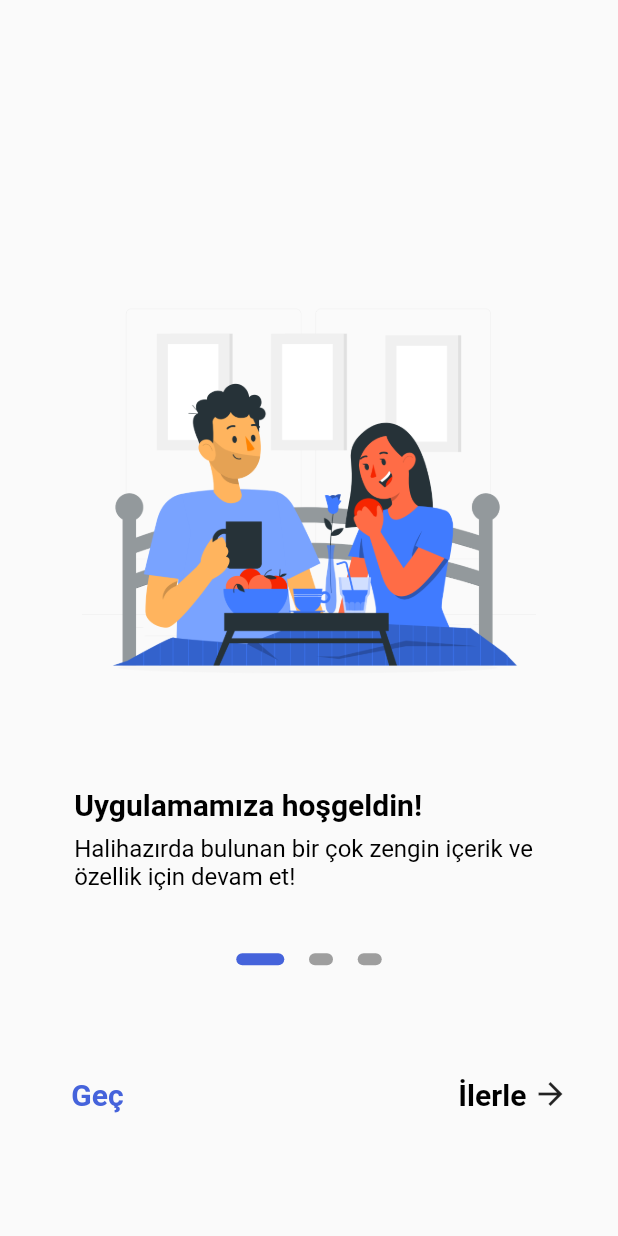
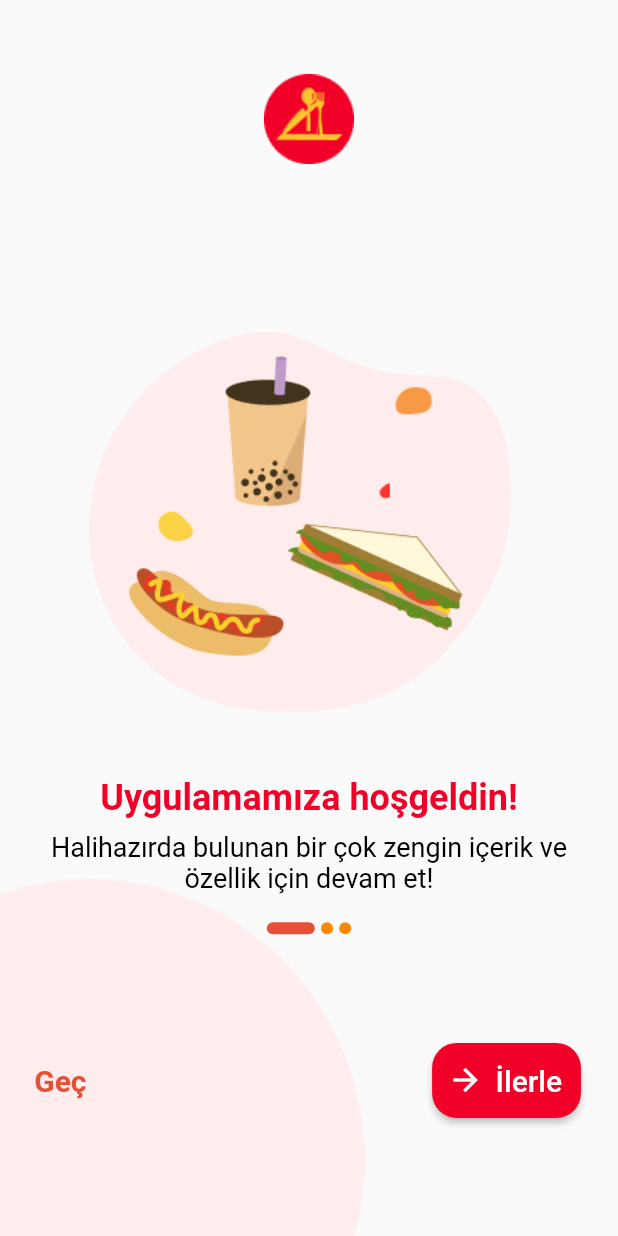
Before and after one commit to akaanuzman/digital_order_system, a Flutter app: the screen it shows after launch, on a phone screen of 412 x 824 dp. Run offline on Flutter 3.47's test engine with Material 2 defaults, Android fonts, the light colour scheme and no system bars; our stand-ins replace animate_do, get_storage, shimmer_animation; generated files the repository leaves out were written again.

Commit message:
onboard page was complated

```diff
--- a/lib/core/extensions/ui_extensions.dart
+++ b/lib/core/extensions/ui_extensions.dart
@@ -19,21 +19,21 @@ extension MediaQueryExtension on BuildContext {
   double get width => mediaQuery.size.width;
   double get maxFinite=> double.maxFinite;
   // Dynamic values
-  double get val1x => height * 0.01;
-  double get val2x => height * 0.02;
-  double get val3x => height * 0.03;
-  double get val4x => height * 0.04;
-  double get val5x => height * 0.05;
-  double get val6x => height * 0.06;
-  double get val7x => height * 0.07;
-  double get val8x => height * 0.08;
-  double get val9x => height * 0.09;
-  double get val10x => height * 0.1;
-  double get val11x => height * 0.11;
-  double get val12x => height * 0.12;
-  double get val13x => height * 0.13;
-  double get val14x => height * 0.14;
-  double get val15x => height * 0.15;
+  double get val1x => width * 0.01;
+  double get val2x => width * 0.02;
+  double get val3x => width * 0.03;
+  double get val4x => width * 0.04;
+  double get val5x => width * 0.05;
+  double get val6x => width * 0.06;
+  double get val7x => width * 0.07;
+  double get val8x => width * 0.08;
+  double get val9x => width * 0.09;
+  double get val10x => width * 0.1;
+  double get val11x => width * 0.11;
+  double get val12x => width * 0.12;
+  double get val13x => width * 0.13;
+  double get val14x => width * 0.14;
+  double get val15x => width * 0.15;
 
   // Dynamic height and weight generator
   double dynamicWidth(double val) => width * val;
--- a/lib/core/theme/color/my_colors.dart
+++ b/lib/core/theme/color/my_colors.dart
@@ -21,6 +21,9 @@ class MyColors with BaseSingleton {
   Color get primaryBoxShadowColor => const Color(0x1a208dfe);
   Color get royalBlue => const Color(0xff4563DB);
   Color get gray => const Color(0xffd3d3d3);
+  Color get mainColor => const Color(0xffF10027);
+  Color get selectedIndicatorColor => const Color(0xffE65037);
+  Color get disableIndicatorColor => const Color(0xffFD8700);
   MaterialColor get randomColor => Colors.primaries[Random().nextInt(17)];
 
   /// Flutter Colors [You can use all flutter colors basicly].
--- a/lib/core/theme/text/my_texts.dart
+++ b/lib/core/theme/text/my_texts.dart
@@ -71,7 +71,7 @@ class MyTexts {
         titleMedium: TextStyle(
           color: _textColor,
           fontSize: 24,
-          fontWeight: FontWeight.w500,
+          fontWeight: FontWeight.w700,
           fontFamily: _fontFamily,
         ),
         titleSmall: TextStyle(
@@ -113,7 +113,7 @@ class MyTexts {
         ),
         bodySmall: TextStyle(
           color: _textColor,
-          fontSize: 16,
+          fontSize: 18,
           fontWeight: FontWeight.w400,
           fontFamily: _fontFamily,
         ),
--- a/lib/features/auth/onboard/view/onboard_view.dart
+++ b/lib/features/auth/onboard/view/onboard_view.dart
@@ -6,14 +6,27 @@ import 'package:digital_order_system/_export_ui.dart';
 class OnboardView extends StatelessWidget with BaseSingleton {
   final pv = Provider.of<OnboardViewModel>(
     NavigationService.navigatorKey.currentContext!,
-      listen: false);
+    listen: false,
+  );
   final BuildContext context = NavigationService.navigatorKey.currentContext!;
   OnboardView({super.key});
 
   @override
   Widget build(BuildContext context) {
     return Scaffold(
-      body: pages(pv),
+      body: Stack(
+        children: [
+          background,
+          pages(pv),
+        ],
+      ),
+    );
+  }
+
+  Positioned get background {
+    return Positioned(
+      bottom: -70,
+      child: Image.asset("background".toPng),
     );
   }
 
@@ -36,21 +49,27 @@ class OnboardView extends StatelessWidget with BaseSingleton {
         child: Column(
           mainAxisAlignment: MainAxisAlignment.center,
           children: [
+            context.emptySizedHeightBox5x,
+            Image.asset("logo".toPng),
+            context.emptySizedHeightBox2x,
             const Spacer(),
             image(page),
             context.emptySizedHeightBox2x,
             titleAndSubtitleSection(page),
             indicators,
-            Expanded(child: buttons)
+            Expanded(
+              flex: 2,
+              child: buttons,
+            )
           ],
         ),
       ),
     );
   }
 
-  AspectRatio image(OnboardModel page) {
+  Widget image(OnboardModel page) {
     return AspectRatio(
-      aspectRatio: 1.25,
+      aspectRatio: 1.5,
       child: Image.asset(
         page.imageUrl,
       ),
@@ -61,7 +80,7 @@ class OnboardView extends StatelessWidget with BaseSingleton {
     return Padding(
       padding: context.padding4x,
       child: Column(
-        crossAxisAlignment: CrossAxisAlignment.start,
+        crossAxisAlignment: CrossAxisAlignment.center,
         children: [
           title(page),
           context.emptySizedHeightBox1x,
@@ -74,14 +93,19 @@ class OnboardView extends StatelessWidget with BaseSingleton {
   Text title(OnboardModel page) {
     return Text(
       page.title,
-      style:
-          context.textTheme.bodyMedium!.copyWith(fontWeight: FontWeight.w700),
-      textAlign: TextAlign.start,
+      style: context.textTheme.titleMedium!.copyWith(
+        fontWeight: FontWeight.w700,
+        color: colors.mainColor,
+      ),
+      textAlign: TextAlign.center,
     );
   }
 
-  Text subtitle(OnboardModel page) =>
-      Text(page.subtitle, style: context.textTheme.bodySmall);
+  Text subtitle(OnboardModel page) => Text(
+        page.subtitle,
+        style: context.textTheme.bodySmall,
+        textAlign: TextAlign.center,
+      );
 
   Row get indicators {
     return Row(
@@ -98,12 +122,14 @@ class OnboardView extends StatelessWidget with BaseSingleton {
   Widget indicatorItem(int index) {
     return Consumer<OnboardViewModel>(
       builder: (context, pv, _) {
-        Color containerColor = pv.pageIndex == index ? colors.royalBlue : colors.grey;
+        Color containerColor = pv.pageIndex == index
+            ? colors.selectedIndicatorColor
+            : colors.disableIndicatorColor;
         double height = 8.0;
-        double width = pv.pageIndex == index ? 32.0 : 16.0;
+        double width = pv.pageIndex == index ? 32.0 : 8.0;
         return AnimatedContainer(
           duration: context.durationLow2x,
-          margin: context.padding1x,
+          margin: context.padding1x / 2,
           decoration: BoxDecoration(
             color: containerColor,
             borderRadius: context.borderRadius1x,
@@ -120,15 +146,12 @@ class OnboardView extends StatelessWidget with BaseSingleton {
       builder: (context, pv, _) {
         Widget isVisibleSkipBtn =
             pv.pageIndex < 2 ? skipBtn(pv) : const SizedBox();
-        return Padding(
-          padding: context.padding2x,
-          child: Row(
+        return Row(
           mainAxisAlignment: MainAxisAlignment.spaceBetween,
           children: [
             isVisibleSkipBtn,
             nextOrLetsStartBtn(pv.pageIndex, pv),
           ],
-          ),
         );
       },
     );
@@ -141,28 +164,41 @@ class OnboardView extends StatelessWidget with BaseSingleton {
         "Geç",
         style: context.textTheme.bodyMedium!.copyWith(
           fontWeight: FontWeight.w700,
-          color: colors.royalBlue,
+          color: colors.selectedIndicatorColor,
         ),
       ),
     );
   }
 
-  InkWell nextOrLetsStartBtn(int pageIndex, OnboardViewModel pv) {
-    return InkWell(
-      onTap: () => pv.nextPage,
-      child: Row(
-        mainAxisAlignment: MainAxisAlignment.center,
-        mainAxisSize: MainAxisSize.min,
-        children: [
-          Text(
-            pageIndex < 2 ? "İlerle" : "Hadi Başla!",
-            style: context.textTheme.bodyMedium!
-                .copyWith(fontWeight: FontWeight.w700),
-          ),
-          context.emptySizedWidthBox1x,
-          const Icon(Icons.arrow_forward_outlined),
-        ],
+  Widget nextOrLetsStartBtn(int pageIndex, OnboardViewModel pv) {
+    return Container(
+      margin: context.paddingHorizontal4x,
+      height: 50,
+      child: ElevatedButton.icon(
+        onPressed: () {},
+        label: Text(pageIndex < 2 ? "İlerle" : "Hadi Başla!"),
+        icon: const Icon(Icons.arrow_forward_outlined),
+        style: ElevatedButton.styleFrom(
+            backgroundColor: colors.mainColor,
+            shape:
+                RoundedRectangleBorder(borderRadius: context.borderRadius4x)),
       ),
     );
+    // return InkWell(
+    //   onTap: () => pv.nextPage,
+    //   child: Row(
+    //     mainAxisAlignment: MainAxisAlignment.center,
+    //     mainAxisSize: MainAxisSize.min,
+    //     children: [
+    //       Text(
+    //         pageIndex < 2 ? "İlerle" : "Hadi Başla!",
+    //         style: context.textTheme.bodyMedium!
+    //             .copyWith(fontWeight: FontWeight.w700),
+    //       ),
+    //       context.emptySizedWidthBox1x,
+    //       const Icon(Icons.arrow_forward_outlined),
+    //     ],
+    //   ),
+    // );
   }
 }
```
Also changed, not shown: assets/images/background.png (added), assets/images/logo.png (added), assets/images/onboarding0.png, assets/images/onboarding1.png, assets/images/onboarding2.png. Lines whose indentation alone changed are shown as unchanged.
